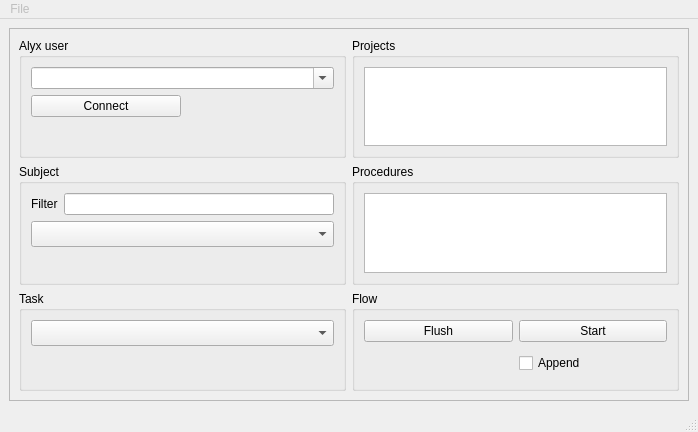
This is iblrig/gui/wizard.ui in int-brain-lab/iblrig as Qt 5 draws it before an edit. The edited form follows.
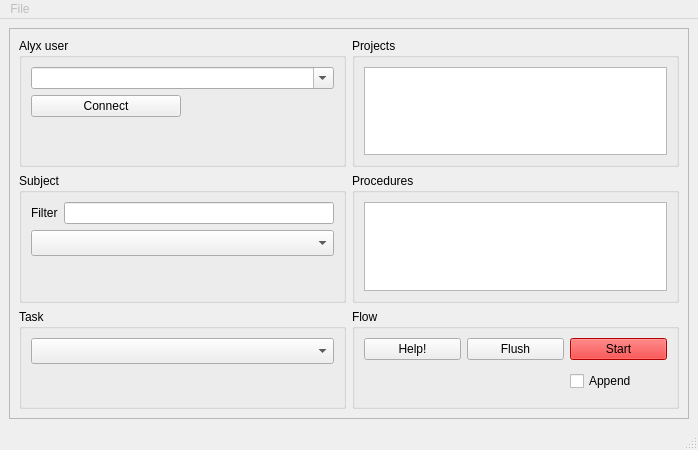
This is the edited form.

Commit message: add help-button

```diff
--- a/iblrig/gui/wizard.ui
+++ b/iblrig/gui/wizard.ui
@@ -7,7 +7,6 @@
     <x>0</x>
     <y>0</y>
     <width>698</width>
-    <height>432</height>
     <height>450</height>
    </rect>
   </property>
@@ -145,7 +144,7 @@
           <string>Flow</string>
          </property>
          <layout class="QGridLayout" name="gridLayout">
-          <item row="2" column="0">
+          <item row="2" column="1">
            <widget class="QPushButton" name="uiPushFlush">
             <property name="enabled">
              <bool>true</bool>
@@ -158,27 +157,7 @@
             </property>
            </widget>
           </item>
-          <item row="2" column="1">
-           <widget class="QPushButton" name="uiPushStart">
-            <property name="text">
-             <string>Start</string>
-            </property>
-           </widget>
-          </item>
-          <item row="3" column="0">
-           <spacer name="verticalSpacer_4">
-            <property name="orientation">
-             <enum>Qt::Vertical</enum>
-            </property>
-            <property name="sizeHint" stdset="0">
-             <size>
-              <width>20</width>
-              <height>40</height>
-             </size>
-            </property>
-           </spacer>
-          </item>
-          <item row="3" column="1">
+          <item row="3" column="2">
            <widget class="QCheckBox" name="uiCheckAppend">
             <property name="toolTip">
              <string>Append to existing session for the same day</string>
@@ -188,6 +167,49 @@
             </property>
            </widget>
           </item>
+          <item row="2" column="2">
+           <widget class="QPushButton" name="uiPushStart">
+            <property name="styleSheet">
+             <string notr="true">QPushButton { background-color: red; }</string>
+            </property>
+            <property name="text">
+             <string>Start</string>
+            </property>
+           </widget>
+          </item>
+          <item row="2" column="0">
+           <widget class="QPushButton" name="uiPushHelp">
+            <property name="text">
+             <string>Help!</string>
+            </property>
+           </widget>
+          </item>
+          <item row="3" column="1">
+           <spacer name="verticalSpacer_4">
+            <property name="orientation">
+             <enum>Qt::Vertical</enum>
+            </property>
+            <property name="sizeHint" stdset="0">
+             <size>
+              <width>20</width>
+              <height>40</height>
+             </size>
+            </property>
+           </spacer>
+          </item>
+          <item row="3" column="0">
+           <spacer name="verticalSpacer_5">
+            <property name="orientation">
+             <enum>Qt::Vertical</enum>
+            </property>
+            <property name="sizeHint" stdset="0">
+             <size>
+              <width>20</width>
+              <height>40</height>
+             </size>
+            </property>
+           </spacer>
+          </item>
          </layout>
         </widget>
        </item>
```
The commit also changes 1 other file.
